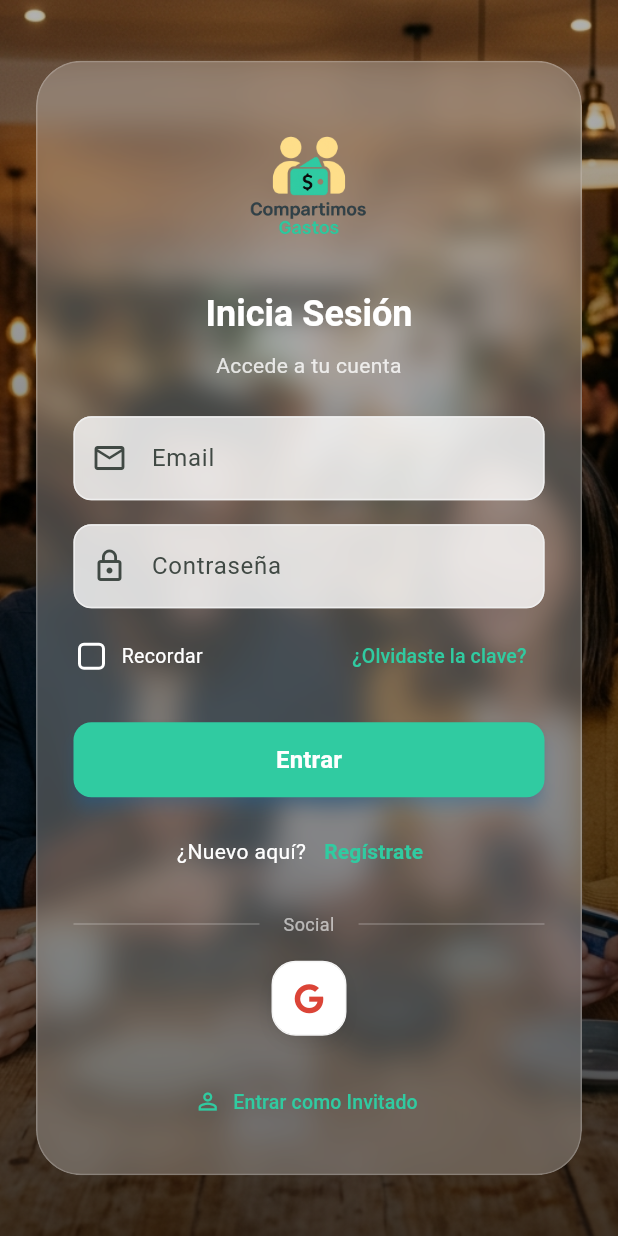
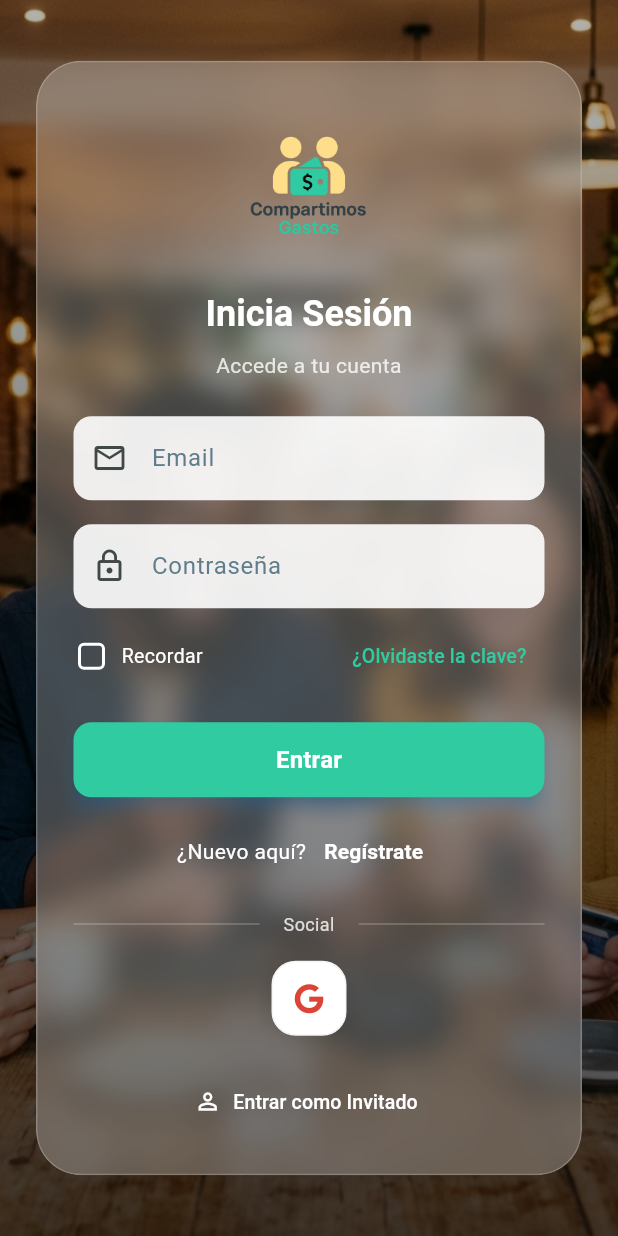
Before and after one commit to joseroyo3/compartimos_gastos_app, a Flutter app: the screen it shows after launch, on a phone screen of 412 x 824 dp. Run offline on Flutter 3.47's test engine with Material 3 defaults, Android fonts, the light colour scheme and no system bars; our stand-ins replace cloud_firestore, firebase_auth, firebase_core, font_awesome_flutter, google_sign_in, shared_preferences and 1 more; missing offline and left inert: flutter_facebook_auth; accounts and stored records are empty.

Commit message:
Conditional login styling: adaptive text colors for mobile/desktop layouts

```diff
--- a/lib/screens/login_screen.dart
+++ b/lib/screens/login_screen.dart
@@ -197,6 +197,10 @@ class _LoginScreenState extends State<LoginScreen> {
   }
 
   Widget _buildLoginForm({required bool isMobile}) {
+    final Color textColor = isMobile ? Colors.white : Colors.black87;
+    final Color subTextColor = isMobile ? Colors.white.withOpacity(0.8) : Colors.black54;
+    final Color dividerColor = isMobile ? Colors.white24 : Colors.black12;
+
     return ConstrainedBox(
       constraints: const BoxConstraints(maxWidth: 400),
       child: Form(
@@ -210,7 +214,7 @@ class _LoginScreenState extends State<LoginScreen> {
               "Inicia Sesión",
               style: Theme.of(context).textTheme.headlineSmall?.copyWith(
                     fontWeight: FontWeight.bold,
-                    color: Colors.white,
+                    color: textColor,
                   ),
             ),
             const SizedBox(height: 8),
@@ -219,22 +223,24 @@ class _LoginScreenState extends State<LoginScreen> {
                   ? "Accede a tu cuenta"
                   : "Introduce tus credenciales para continuar",
               textAlign: TextAlign.center,
-              style: TextStyle(color: Colors.white.withOpacity(0.8)),
+              style: TextStyle(color: subTextColor),
             ),
             const SizedBox(height: 24),
             TextFormField(
               controller: _emailCtrl,
+              style: TextStyle(color: isMobile ? Colors.black : Colors.black87),
               decoration: InputDecoration(
                 filled: true,
-                fillColor: Colors.white.withOpacity(0.8),
+                fillColor: isMobile ? Colors.white.withOpacity(0.9) : Colors.grey[100],
                 labelText: "Email",
+                labelStyle: TextStyle(color: isMobile ? Colors.blueGrey : Colors.grey[700]),
                 prefixIcon: const Icon(Icons.email_outlined),
                 border: OutlineInputBorder(
                   borderRadius: BorderRadius.circular(12),
                 ),
                 enabledBorder: OutlineInputBorder(
                   borderRadius: BorderRadius.circular(12),
-                  borderSide: BorderSide(color: Colors.grey.shade200),
+                  borderSide: BorderSide(color: isMobile ? Colors.transparent : Colors.grey.shade300),
                 ),
               ),
               validator: (v) => v!.isEmpty ? 'Requerido' : null,
@@ -243,17 +249,19 @@ class _LoginScreenState extends State<LoginScreen> {
             TextFormField(
               controller: _passCtrl,
               obscureText: true,
+              style: TextStyle(color: isMobile ? Colors.black : Colors.black87),
               decoration: InputDecoration(
                 filled: true,
-                fillColor: Colors.white.withOpacity(0.8),
+                fillColor: isMobile ? Colors.white.withOpacity(0.9) : Colors.grey[100],
                 labelText: "Contraseña",
+                labelStyle: TextStyle(color: isMobile ? Colors.blueGrey : Colors.grey[700]),
                 prefixIcon: const Icon(Icons.lock_outline),
                 border: OutlineInputBorder(
                   borderRadius: BorderRadius.circular(12),
                 ),
                 enabledBorder: OutlineInputBorder(
                   borderRadius: BorderRadius.circular(12),
-                  borderSide: BorderSide(color: Colors.grey.shade200),
+                  borderSide: BorderSide(color: isMobile ? Colors.transparent : Colors.grey.shade300),
                 ),
               ),
               validator: (v) => v!.isEmpty ? 'Requerido' : null,
@@ -272,19 +280,19 @@ class _LoginScreenState extends State<LoginScreen> {
                         child: Checkbox(
                           value: _rememberMe,
                           onChanged: (v) => _toggleRememberMe(v ?? false),
-                          side: const BorderSide(color: Colors.white, width: 2),
+                          side: BorderSide(color: isMobile ? Colors.white : Colors.grey, width: 2),
                           checkColor: Colors.blue.shade700,
-                          activeColor: Colors.white,
+                          activeColor: isMobile ? Colors.white : Colors.blue.shade700,
                           shape: RoundedRectangleBorder(
                             borderRadius: BorderRadius.circular(4),
                           ),
                         ),
                       ),
                       const SizedBox(width: 8),
-                      const Flexible(
+                      Flexible(
                         child: Text(
                           'Recordar',
-                          style: TextStyle(fontSize: 13, color: Colors.white),
+                          style: TextStyle(fontSize: 13, color: textColor),
                           overflow: TextOverflow.ellipsis,
                         ),
                       ),
@@ -337,10 +345,13 @@ class _LoginScreenState extends State<LoginScreen> {
               Row(
                 mainAxisAlignment: MainAxisAlignment.center,
                 children: [
-                  const Text("¿Nuevo aquí?", style: TextStyle(fontSize: 14, color: Colors.white)),
+                  Text("¿Nuevo aquí?", style: TextStyle(fontSize: 14, color: textColor)),
                   TextButton(
                     onPressed: () =>
                         AuthDialogs.showRegister(context, _controller),
+                    style: TextButton.styleFrom(
+                      foregroundColor: isMobile ? Colors.white : Colors.blue.shade700,
+                    ),
                     child: const Text("Regístrate",
                         style: TextStyle(fontWeight: FontWeight.bold)),
                   ),
@@ -348,16 +359,16 @@ class _LoginScreenState extends State<LoginScreen> {
               ),
               const SizedBox(height: 16),
               Row(
-                children: const [
-                  Expanded(child: Divider(color: Colors.white24)),
+                children: [
+                  Expanded(child: Divider(color: dividerColor)),
                   Padding(
-                    padding: EdgeInsets.symmetric(horizontal: 16),
+                    padding: const EdgeInsets.symmetric(horizontal: 16),
                     child: Text(
                       "Social",
-                      style: TextStyle(color: Colors.white60, fontSize: 12),
+                      style: TextStyle(color: subTextColor, fontSize: 12),
                     ),
                   ),
-                  Expanded(child: Divider(color: Colors.white24)),
+                  Expanded(child: Divider(color: dividerColor)),
                 ],
               ),
               const SizedBox(height: 16),
@@ -380,6 +391,9 @@ class _LoginScreenState extends State<LoginScreen> {
                 onPressed: () => _executeAuth(
                   () => _controller.signInAnonymously(),
                   validate: false,
+                ),
+                style: TextButton.styleFrom(
+                  foregroundColor: isMobile ? Colors.white : Colors.blueGrey,
                 ),
                 label: const Text("Entrar como Invitado",
                     style: TextStyle(fontSize: 13)),
```
